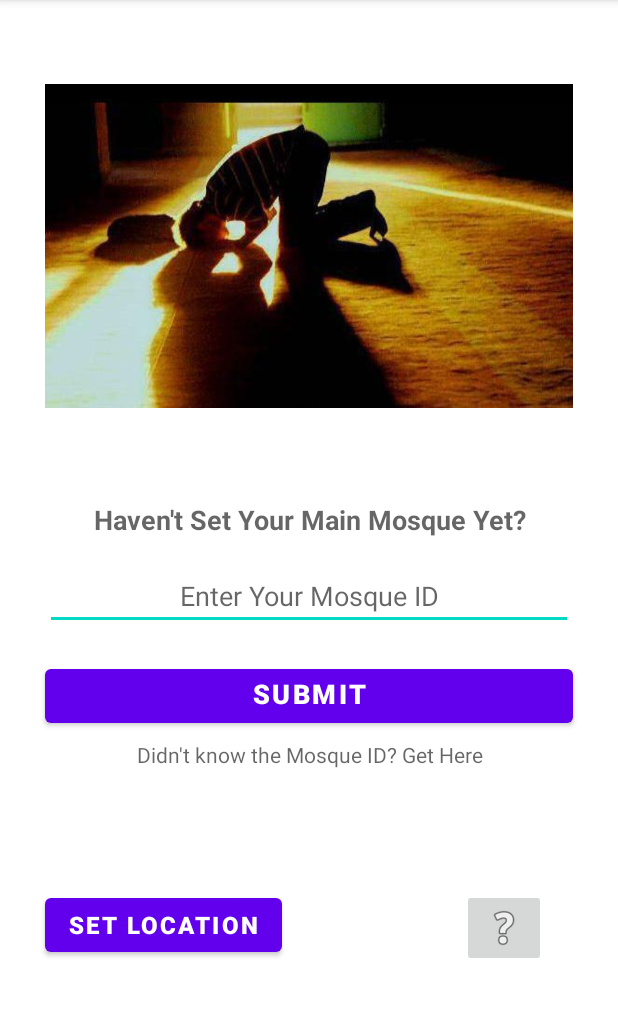
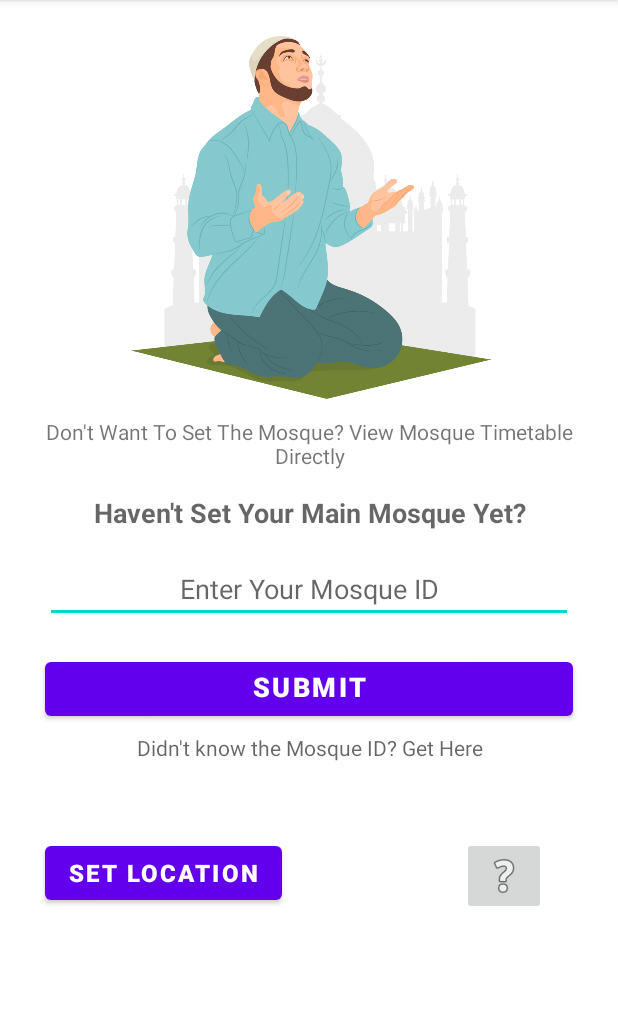
Before and after one commit to Sadam452/CSE_IoTDPTI, an Android app: the screen it shows after launch (MainActivity), on a phone screen of 412 x 824 dp, the part 84-1101 px from its top. Run offline under Robolectric (Android 15) with nearby library versions, the phone set to English and light mode, and no system bars.

Commit message:
set location input field can not be edited by user now, it will be automatically filled. New feature- User can view timetable of Mosque without setting it as default mosque

```diff
--- a/Alwaqt/app/src/main/java/com/example/alwaqt/MainActivity.java
+++ b/Alwaqt/app/src/main/java/com/example/alwaqt/MainActivity.java
@@ -20,6 +20,7 @@ public class MainActivity extends AppCompatActivity {
     EditText MosqueId;
     Button btnSubmit,btnSetLoc;
     TextView tvSearchId;
+    TextView tvTime;
     ImageView ivHelp;
     final int GET_ID=1;
     String val;
@@ -42,6 +43,7 @@ public class MainActivity extends AppCompatActivity {
         btnSubmit = findViewById(R.id.btnSubmit);
         btnSetLoc = findViewById(R.id.btnSetLoc);
         tvSearchId = findViewById(R.id.tvSearchId);
+        tvTime = findViewById(R.id.tvTime);
         ivHelp = findViewById(R.id.ivHelp);
 
         btnSubmit.setOnClickListener(new View.OnClickListener() {
@@ -50,6 +52,15 @@ public class MainActivity extends AppCompatActivity {
                 if(MosqueId.getText().toString().isEmpty()){
                     Toast.makeText(MainActivity.this,"Please fill all the required fields to proceed", Toast.LENGTH_SHORT).show();
                 }
+            }
+        });
+
+        tvTime.setOnClickListener(new View.OnClickListener() {
+            @Override
+            public void onClick(View view) {
+                Intent intent = new Intent(MainActivity.this,
+                        MainActivity4.class);
+                startActivityForResult(intent,GET_ID);
             }
         });
 
--- a/Alwaqt/app/src/main/java/com/example/alwaqt/MainActivity3.java
+++ b/Alwaqt/app/src/main/java/com/example/alwaqt/MainActivity3.java
@@ -55,7 +55,7 @@ public class MainActivity3 extends AppCompatActivity {
         password = findViewById(R.id.password);
         btnSendCoor = findViewById(R.id.btnSendCoor);
         ibHelp1 = findViewById(R.id.ibHelp1);
-
+        et1.setEnabled(false); //so that location can be entered automatically-- user can not change this field
         locationRequest = LocationRequest.create();
         locationRequest.setPriority(LocationRequest.PRIORITY_HIGH_ACCURACY);
         locationRequest.setInterval(5000);
--- a/Alwaqt/app/src/main/res/layout/activity_main.xml
+++ b/Alwaqt/app/src/main/res/layout/activity_main.xml
@@ -9,13 +9,20 @@
 
 
     <ImageView
-        android:id="@+id/iv"
+        android:id="@+id/imageView"
         android:layout_width="match_parent"
-        android:layout_height="308dp"
+        android:layout_height="278dp"
+        app:srcCompat="@drawable/_2_" />
+
+    <TextView
+        android:id="@+id/tvTime"
+        android:layout_width="match_parent"
+        android:layout_height="wrap_content"
         android:layout_marginLeft="30dp"
-        android:layout_marginTop="10dp"
         android:layout_marginRight="30dp"
-        app:srcCompat="@drawable/allah_islam" />
+        android:clickable="true"
+        android:gravity="center_horizontal"
+        android:text="Don't Want To Set The Mosque? View Mosque Timetable Directly" />
 
     <TextView
         android:id="@+id/tvMain"
@@ -80,7 +87,7 @@
             android:layout_width="wrap_content"
             android:layout_height="wrap_content"
             android:layout_marginLeft="30dp"
-            android:layout_marginTop="80dp"
+            android:layout_marginTop="50dp"
             android:hint="SET LOCATION"
             android:textColorHint="@color/white"
             android:textSize="16dp"
@@ -91,7 +98,7 @@
             android:layout_width="wrap_content"
             android:layout_height="wrap_content"
             android:layout_marginLeft="120dp"
-            android:layout_marginTop="80dp"
+            android:layout_marginTop="50dp"
             android:clickable="true"
             app:srcCompat="@android:drawable/ic_menu_help" />
     </LinearLayout>
```
Also changed, not shown: Alwaqt/app/src/main/AndroidManifest.xml (+11 -6 lines), Alwaqt/app/src/main/java/com/example/alwaqt/MainActivity4.java (added, +14 -0 lines), Alwaqt/app/src/main/res/layout/activity_main4.xml (added, +27 -0 lines), Alwaqt/app/src/main/res/drawable/_2_.png (added), Alwaqt/app/src/main/res/drawable/q22.png (added).
